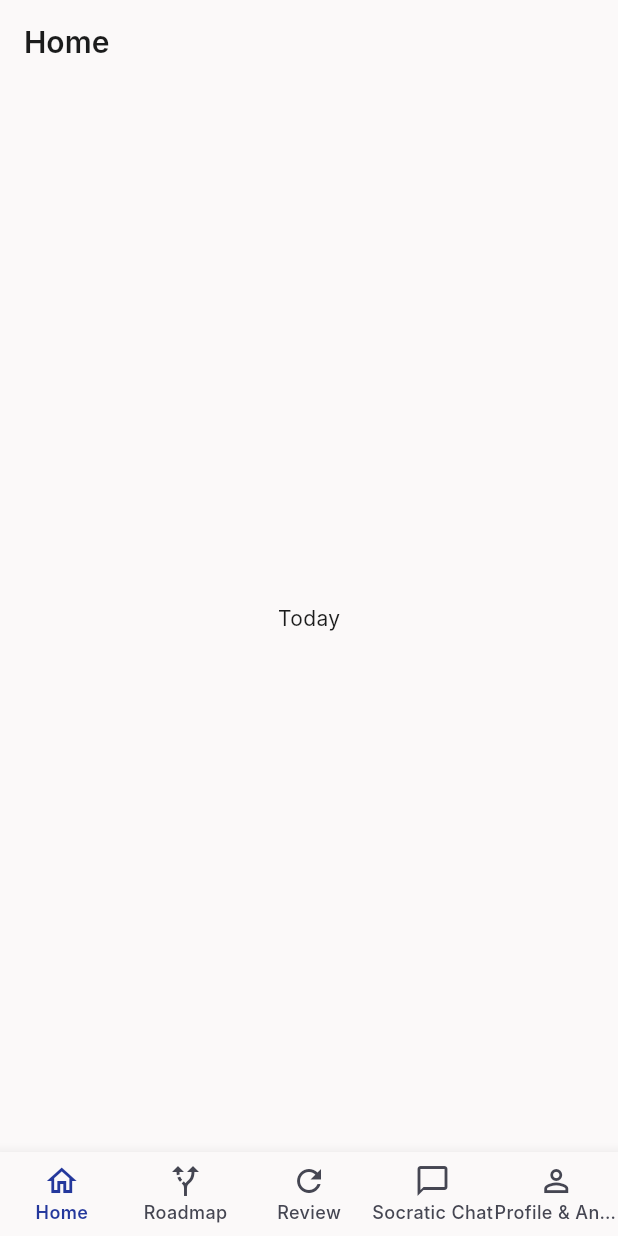
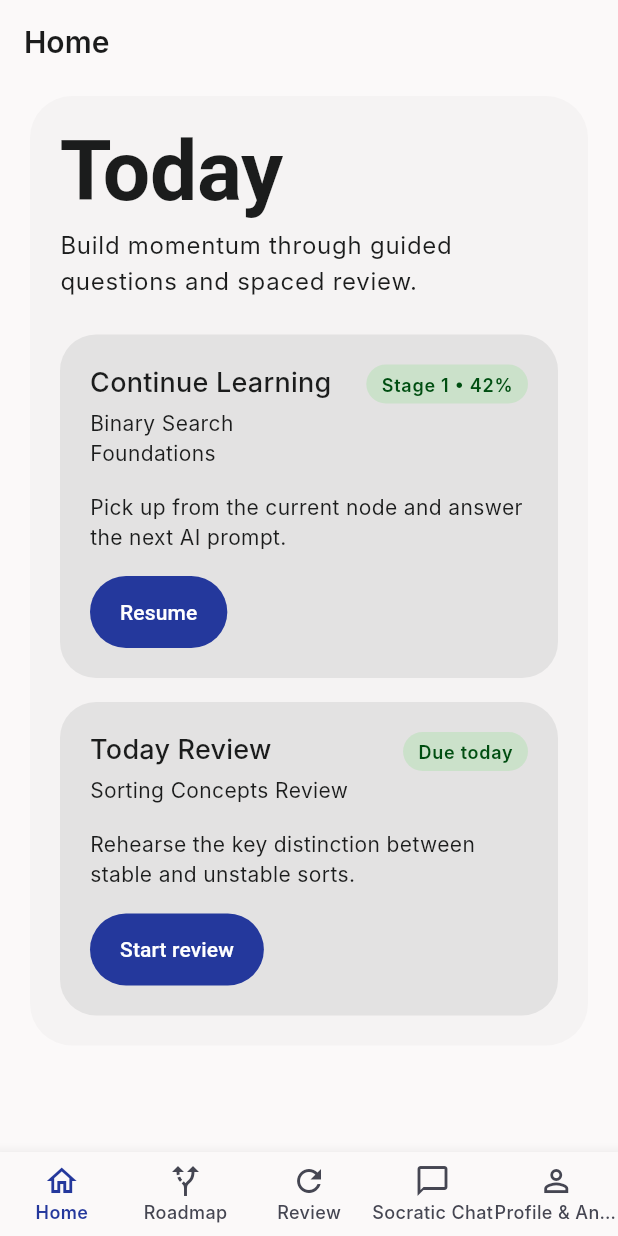
Before and after one commit to Lxiayu/Learn-from-AI, a Flutter app: the screen it shows after launch, on a phone screen of 412 x 824 dp. Run offline on Flutter 3.47's test engine with Material 3 defaults, Android fonts, the light colour scheme and no system bars; our stand-ins replace flutter_riverpod, go_router; Roboto replaces fonts that are missing (Inter, Manrope).

Commit message:
feat: add shared layout widgets and mock learning data

```diff
--- a/flutter_app/lib/src/app/router/app_router.dart
+++ b/flutter_app/lib/src/app/router/app_router.dart
@@ -1,6 +1,7 @@
 import 'package:flutter/material.dart';
 import 'package:go_router/go_router.dart';
 
+import '../../features/home/presentation/home_screen.dart';
 import '../../features/navigation/presentation/app_shell.dart';
 
 final GoRouter appRouter = GoRouter(
@@ -17,10 +18,7 @@ final GoRouter appRouter = GoRouter(
         GoRoute(
           path: '/home',
           builder: (BuildContext context, GoRouterState state) {
-            return const _TabPlaceholder(
-              title: 'Home',
-              body: 'Today',
-            );
+            return const HomeScreen();
           },
         ),
         GoRoute(
--- /dev/null
+++ b/flutter_app/lib/src/features/home/presentation/home_screen.dart
@@ -0,0 +1,75 @@
+import 'package:flutter/material.dart';
+
+import '../../../shared/layout/app_scaffold_shell.dart';
+import '../../../shared/mock/mock_learning_data.dart';
+import '../../../shared/widgets/primary_action_button.dart';
+import '../../../shared/widgets/progress_badge.dart';
+import '../../../shared/widgets/section_card.dart';
+
+class HomeScreen extends StatelessWidget {
+  const HomeScreen({super.key});
+
+  @override
+  Widget build(BuildContext context) {
+    final TextTheme textTheme = Theme.of(context).textTheme;
+
+    return AppScaffoldShell(
+      title: 'Home',
+      children: [
+        Text(
+          mockHomeDashboardData.greeting,
+          style: textTheme.displayLarge,
+        ),
+        const SizedBox(height: 8),
+        Text(
+          mockHomeDashboardData.goalSummary,
+          style: textTheme.bodyLarge,
+        ),
+        const SizedBox(height: 24),
+        SectionCard(
+          title: 'Continue Learning',
+          subtitle: mockHomeDashboardData.learningTask.title,
+          trailing: ProgressBadge(
+            label: mockHomeDashboardData.learningTask.progressLabel,
+          ),
+          child: Column(
+            crossAxisAlignment: CrossAxisAlignment.start,
+            children: [
+              Text(
+                mockHomeDashboardData.learningTask.description,
+                style: textTheme.bodyMedium,
+              ),
+              const SizedBox(height: 16),
+              PrimaryActionButton(
+                label: mockHomeDashboardData.learningTask.ctaLabel,
+                onPressed: () {},
+              ),
+            ],
+          ),
+        ),
+        const SizedBox(height: 16),
+        SectionCard(
+          title: 'Today Review',
+          subtitle: mockHomeDashboardData.reviewTask.title,
+          trailing: ProgressBadge(
+            label: mockHomeDashboardData.reviewTask.dueLabel,
+          ),
+          child: Column(
+            crossAxisAlignment: CrossAxisAlignment.start,
+            children: [
+              Text(
+                mockHomeDashboardData.reviewTask.description,
+                style: textTheme.bodyMedium,
+              ),
+              const SizedBox(height: 16),
+              PrimaryActionButton(
+                label: mockHomeDashboardData.reviewTask.ctaLabel,
+                onPressed: () {},
+              ),
+            ],
+          ),
+        ),
+      ],
+    );
+  }
+}
--- /dev/null
+++ b/flutter_app/lib/src/shared/layout/app_scaffold_shell.dart
@@ -0,0 +1,46 @@
+import 'package:flutter/material.dart';
+
+import '../../app/theme/app_colors.dart';
+
+class AppScaffoldShell extends StatelessWidget {
+  const AppScaffoldShell({
+    super.key,
+    required this.title,
+    required this.children,
+  });
+
+  final String title;
+  final List<Widget> children;
+
+  @override
+  Widget build(BuildContext context) {
+    return Scaffold(
+      appBar: AppBar(
+        title: Text(title),
+      ),
+      body: SafeArea(
+        child: SingleChildScrollView(
+          padding: const EdgeInsets.fromLTRB(20, 8, 20, 28),
+          child: Column(
+            crossAxisAlignment: CrossAxisAlignment.start,
+            children: [
+              DecoratedBox(
+                decoration: BoxDecoration(
+                  color: AppColors.surfaceContainerLow,
+                  borderRadius: BorderRadius.circular(28),
+                ),
+                child: Padding(
+                  padding: const EdgeInsets.all(20),
+                  child: Column(
+                    crossAxisAlignment: CrossAxisAlignment.start,
+                    children: children,
+                  ),
+                ),
+              ),
+            ],
+          ),
+        ),
+      ),
+    );
+  }
+}
--- /dev/null
+++ b/flutter_app/lib/src/shared/mock/mock_learning_data.dart
@@ -0,0 +1,58 @@
+class HomeLearningTask {
+  const HomeLearningTask({
+    required this.title,
+    required this.description,
+    required this.progressLabel,
+    required this.ctaLabel,
+  });
+
+  final String title;
+  final String description;
+  final String progressLabel;
+  final String ctaLabel;
+}
+
+class HomeReviewTask {
+  const HomeReviewTask({
+    required this.title,
+    required this.description,
+    required this.dueLabel,
+    required this.ctaLabel,
+  });
+
+  final String title;
+  final String description;
+  final String dueLabel;
+  final String ctaLabel;
+}
+
+class HomeDashboardMockData {
+  const HomeDashboardMockData({
+    required this.greeting,
+    required this.goalSummary,
+    required this.learningTask,
+    required this.reviewTask,
+  });
+
+  final String greeting;
+  final String goalSummary;
+  final HomeLearningTask learningTask;
+  final HomeReviewTask reviewTask;
+}
+
+const HomeDashboardMockData mockHomeDashboardData = HomeDashboardMockData(
+  greeting: 'Today',
+  goalSummary: 'Build momentum through guided questions and spaced review.',
+  learningTask: HomeLearningTask(
+    title: 'Binary Search Foundations',
+    description: 'Pick up from the current node and answer the next AI prompt.',
+    progressLabel: 'Stage 1 • 42%',
+    ctaLabel: 'Resume',
+  ),
+  reviewTask: HomeReviewTask(
+    title: 'Sorting Concepts Review',
+    description: 'Rehearse the key distinction between stable and unstable sorts.',
+    dueLabel: 'Due today',
+    ctaLabel: 'Start review',
+  ),
+);
--- /dev/null
+++ b/flutter_app/lib/src/shared/widgets/primary_action_button.dart
@@ -0,0 +1,24 @@
+import 'package:flutter/material.dart';
+
+class PrimaryActionButton extends StatelessWidget {
+  const PrimaryActionButton({
+    super.key,
+    required this.label,
+    this.onPressed,
+  });
+
+  final String label;
+  final VoidCallback? onPressed;
+
+  @override
+  Widget build(BuildContext context) {
+    return FilledButton(
+      onPressed: onPressed,
+      style: FilledButton.styleFrom(
+        padding: const EdgeInsets.symmetric(horizontal: 20, vertical: 14),
+        shape: const StadiumBorder(),
+      ),
+      child: Text(label),
+    );
+  }
+}
--- /dev/null
+++ b/flutter_app/lib/src/shared/widgets/progress_badge.dart
@@ -0,0 +1,31 @@
+import 'package:flutter/material.dart';
+
+import '../../app/theme/app_colors.dart';
+
+class ProgressBadge extends StatelessWidget {
+  const ProgressBadge({
+    super.key,
+    required this.label,
+  });
+
+  final String label;
+
+  @override
+  Widget build(BuildContext context) {
+    return DecoratedBox(
+      decoration: BoxDecoration(
+        color: AppColors.tertiaryFixedDim.withValues(alpha: 0.22),
+        borderRadius: BorderRadius.circular(999),
+      ),
+      child: Padding(
+        padding: const EdgeInsets.symmetric(horizontal: 10, vertical: 6),
+        child: Text(
+          label,
+          style: Theme.of(context).textTheme.labelMedium?.copyWith(
+                color: AppColors.tertiary,
+              ),
+        ),
+      ),
+    );
+  }
+}
--- /dev/null
+++ b/flutter_app/lib/src/shared/widgets/section_card.dart
@@ -0,0 +1,55 @@
+import 'package:flutter/material.dart';
+
+class SectionCard extends StatelessWidget {
+  const SectionCard({
+    super.key,
+    required this.title,
+    this.subtitle,
+    this.trailing,
+    required this.child,
+  });
+
+  final String title;
+  final String? subtitle;
+  final Widget? trailing;
+  final Widget child;
+
+  @override
+  Widget build(BuildContext context) {
+    final TextTheme textTheme = Theme.of(context).textTheme;
+
+    return Card(
+      child: Padding(
+        padding: const EdgeInsets.all(20),
+        child: Column(
+          crossAxisAlignment: CrossAxisAlignment.start,
+          children: [
+            Row(
+              crossAxisAlignment: CrossAxisAlignment.start,
+              children: [
+                Expanded(
+                  child: Column(
+                    crossAxisAlignment: CrossAxisAlignment.start,
+                    children: [
+                      Text(title, style: textTheme.titleMedium),
+                      if (subtitle != null) ...[
+                        const SizedBox(height: 6),
+                        Text(subtitle!, style: textTheme.bodyMedium),
+                      ],
+                    ],
+                  ),
+                ),
+                if (trailing != null) ...[
+                  const SizedBox(width: 12),
+                  trailing!,
+                ],
+              ],
+            ),
+            const SizedBox(height: 16),
+            child,
+          ],
+        ),
+      ),
+    );
+  }
+}
```
Also changed, not shown: 1 other file.
